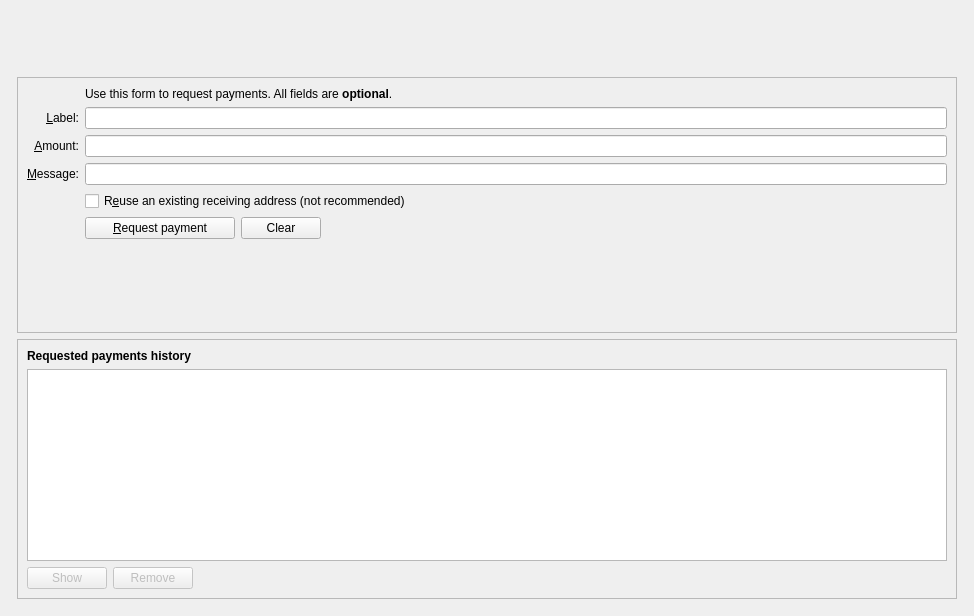
Qt form src/qt/forms/receivecoinsdialog.ui (wqking-misc/AureusXIV) before a commit.
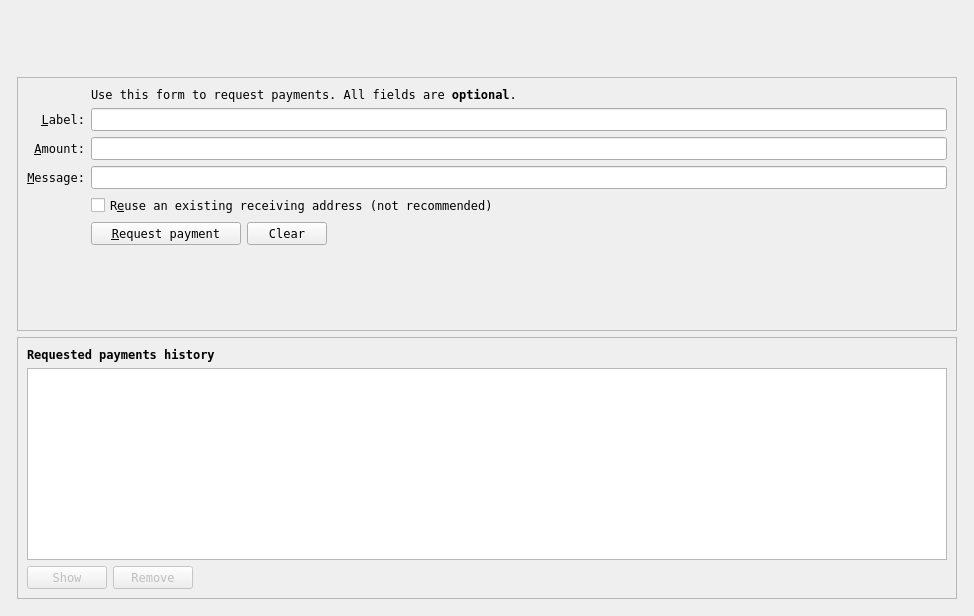
The same form after that commit. Icons and pictures are not drawn. Custom widgets are drawn as their Qt base class.

The edit to the form file:
```diff
--- a/src/qt/forms/receivecoinsdialog.ui
+++ b/src/qt/forms/receivecoinsdialog.ui
@@ -10,6 +10,11 @@
     <height>616</height>
    </rect>
   </property>
+  <property name="font">
+   <font>
+    <family>Andale Mono</family>
+   </font>
+  </property>
   <layout class="QVBoxLayout" name="verticalLayout" stretch="0">
    <item>
     <layout class="QVBoxLayout" name="verticalLayout_Master" stretch="0,1">
@@ -310,6 +315,7 @@
             <widget class="QLabel" name="label_6">
              <property name="font">
               <font>
+               <family>Andale Mono</family>
                <weight>75</weight>
                <bold>true</bold>
               </font>
```
Left out of the diff: 1 changed line with no effect on the pictures.
